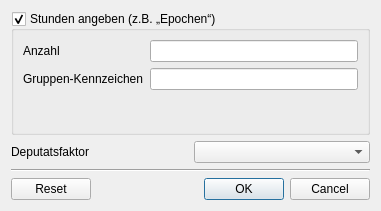
This is wz-data/ui/dialog_workload.ui in gradgrind/WZ3 as Qt 5 draws it before an edit. The edited form follows.
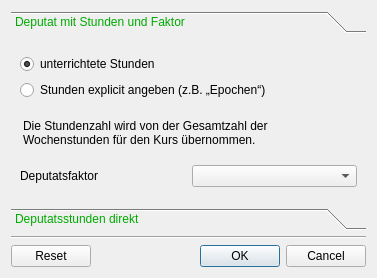
This is the edited form.

```diff
--- a/wz-data/ui/dialog_workload.ui
+++ b/wz-data/ui/dialog_workload.ui
@@ -6,29 +6,74 @@
    <rect>
     <x>0</x>
     <y>0</y>
-    <width>381</width>
-    <height>211</height>
+    <width>377</width>
+    <height>278</height>
    </rect>
   </property>
   <property name="windowTitle">
    <string>Dialog</string>
   </property>
+  <layout class="QVBoxLayout" name="verticalLayout_3">
+   <item>
+    <widget class="QToolBox" name="toolBox">
+     <property name="styleSheet">
+      <string notr="true">QToolBox::tab {
+	color: rgb(0, 170, 0);
+}
+</string>
+     </property>
+     <property name="frameShape">
+      <enum>QFrame::NoFrame</enum>
+     </property>
+     <property name="lineWidth">
+      <number>1</number>
+     </property>
+     <property name="currentIndex">
+      <number>0</number>
+     </property>
+     <property name="tabSpacing">
+      <number>12</number>
+     </property>
+     <widget class="QWidget" name="page">
+      <property name="geometry">
+       <rect>
+        <x>0</x>
+        <y>0</y>
+        <width>373</width>
+        <height>181</height>
+       </rect>
+      </property>
+      <attribute name="label">
+       <string>Deputat mit Stunden und Faktor</string>
+      </attribute>
+      <layout class="QVBoxLayout" name="verticalLayout_5">
+       <item>
   <layout class="QVBoxLayout" name="verticalLayout">
    <item>
-    <widget class="QGroupBox" name="nlessons">
-     <property name="toolTip">
-      <string>&lt;html&gt;&lt;head/&gt;&lt;body&gt;&lt;p&gt;Bei normalen Unterrichtstunden ergibt sich das Deputat aus der Anzahl der Stunden – multipliziert mit dem Deputatsfaktor.&lt;/p&gt;&lt;p&gt;Alternativ kann eine konkrete „Stundenzahl“ hier angegeben werden.&lt;/p&gt;&lt;/body&gt;&lt;/html&gt;</string>
-     </property>
-     <property name="title">
-      <string>Stunden angeben (z.B. „Epochen“)</string>
-     </property>
-     <property name="checkable">
+          <widget class="QRadioButton" name="rb_implicit">
+           <property name="text">
+            <string>unterrichtete Stunden</string>
+           </property>
+           <property name="checked">
       <bool>true</bool>
      </property>
-     <layout class="QVBoxLayout" name="verticalLayout_2">
+          </widget>
+         </item>
       <item>
-       <layout class="QFormLayout" name="formLayout">
-        <item row="0" column="0">
+          <widget class="QRadioButton" name="rb_explicit">
+           <property name="text">
+            <string>Stunden explicit angeben (z.B. „Epochen“)</string>
+           </property>
+          </widget>
+         </item>
+         <item>
+          <widget class="QStackedWidget" name="stackedWidget">
+           <property name="currentIndex">
+            <number>1</number>
+           </property>
+           <widget class="QWidget" name="page_2">
+            <layout class="QHBoxLayout" name="horizontalLayout_2">
+             <item>
          <widget class="QLabel" name="label1">
           <property name="text">
            <string>Anzahl</string>
@@ -38,40 +83,54 @@
           </property>
          </widget>
         </item>
-        <item row="0" column="1">
-         <widget class="QLineEdit" name="workload">
-          <property name="toolTip">
-           <string>&lt;html&gt;&lt;head/&gt;&lt;body&gt;&lt;p&gt;Die Anzahl der Blöcke/Epochen für diesen „Kurs“. Das Deputat ergibt sich aus dem Produkt dieser Zahl mit dem Deputatsfaktor.&lt;/p&gt;&lt;/body&gt;&lt;/html&gt;</string>
+             <item>
+              <widget class="QSpinBox" name="nlessons">
+               <property name="enabled">
+                <bool>true</bool>
+               </property>
+               <property name="minimum">
+                <number>1</number>
+               </property>
+               <property name="maximum">
+                <number>50</number>
+               </property>
+               <property name="value">
+                <number>1</number>
           </property>
          </widget>
         </item>
-        <item row="1" column="0">
-         <widget class="QLabel" name="label3">
-          <property name="toolTip">
-           <string>&lt;html&gt;&lt;head/&gt;&lt;body&gt;&lt;p&gt;&lt;br/&gt;&lt;/p&gt;&lt;/body&gt;&lt;/html&gt;</string>
-          </property>
+            </layout>
+           </widget>
+           <widget class="QWidget" name="page_4">
+            <layout class="QVBoxLayout" name="verticalLayout_4">
+             <property name="leftMargin">
+              <number>3</number>
+             </property>
+             <property name="topMargin">
+              <number>3</number>
+             </property>
+             <property name="rightMargin">
+              <number>3</number>
+             </property>
+             <property name="bottomMargin">
+              <number>3</number>
+             </property>
+             <item>
+              <widget class="QLabel" name="label_2">
           <property name="text">
-           <string>Gruppen-Kennzeichen</string>
-          </property>
-          <property name="buddy">
-           <cstring>work_group</cstring>
+                <string>Die Stundenzahl wird von der Gesamtzahl der Wochenstunden für den Kurs übernommen.</string>
+               </property>
+               <property name="wordWrap">
+                <bool>true</bool>
           </property>
          </widget>
         </item>
-        <item row="1" column="1">
-         <widget class="QLineEdit" name="work_group">
-          <property name="toolTip">
-           <string>&lt;html&gt;&lt;head/&gt;&lt;body&gt;&lt;p&gt;Wenn in einem Block mehrere Gruppen („Kurse“) gemeinsam unterrichtet werden, sollten sie hier ein Kennzeichen haben, damit die Deputate nicht mehrfach gezählt werden.&lt;/p&gt;&lt;/body&gt;&lt;/html&gt;</string>
-          </property>
-         </widget>
-        </item>
-       </layout>
-      </item>
-     </layout>
+            </layout>
+           </widget>
     </widget>
    </item>
    <item>
-    <layout class="QHBoxLayout" name="horizontalLayout">
+          <layout class="QHBoxLayout" name="horizontalLayout_3">
      <item>
       <widget class="QLabel" name="label2">
        <property name="text">
@@ -91,6 +150,48 @@
      </item>
     </layout>
    </item>
+        </layout>
+       </item>
+      </layout>
+     </widget>
+     <widget class="QWidget" name="page_3">
+      <property name="geometry">
+       <rect>
+        <x>0</x>
+        <y>0</y>
+        <width>355</width>
+        <height>136</height>
+       </rect>
+      </property>
+      <attribute name="label">
+       <string>Deputatsstunden direkt</string>
+      </attribute>
+      <layout class="QVBoxLayout" name="verticalLayout_2">
+       <item>
+        <layout class="QHBoxLayout" name="horizontalLayout">
+         <item>
+          <widget class="QLabel" name="label">
+           <property name="text">
+            <string>Deputatsstunden</string>
+           </property>
+          </widget>
+         </item>
+         <item>
+          <widget class="QDoubleSpinBox" name="payment">
+           <property name="decimals">
+            <number>3</number>
+           </property>
+           <property name="maximum">
+            <double>50.000000000000000</double>
+           </property>
+          </widget>
+         </item>
+        </layout>
+       </item>
+      </layout>
+     </widget>
+    </widget>
+   </item>
    <item>
     <widget class="Line" name="line">
      <property name="orientation">
```
Left out of the diff: 8 changed lines with no effect on the pictures. Lines whose indentation alone changed are shown as unchanged.
